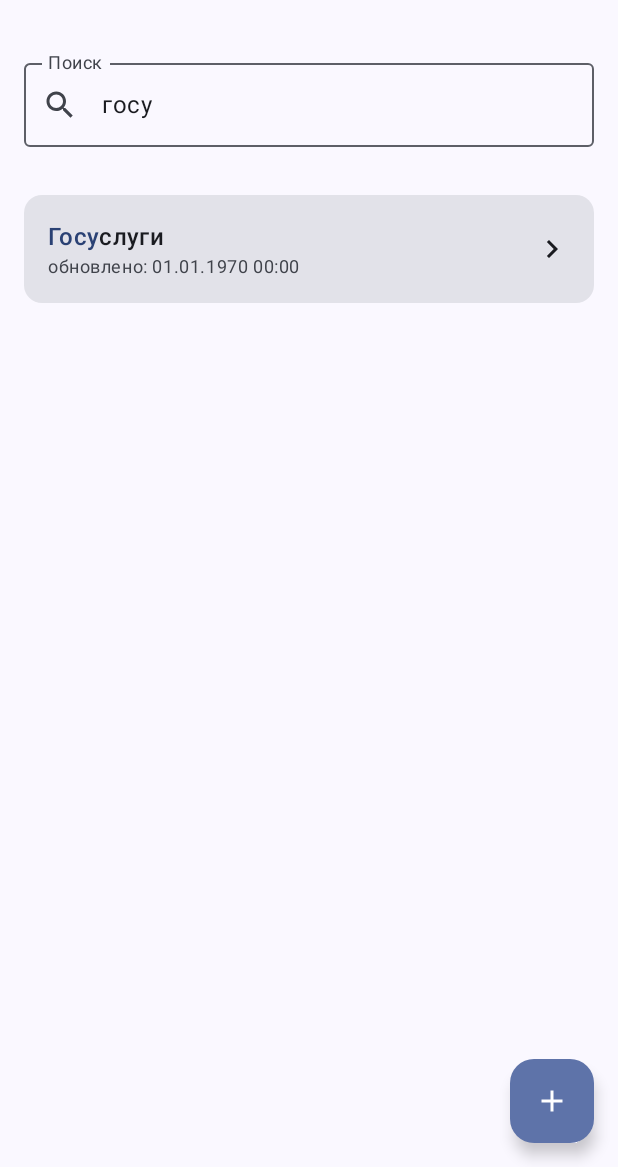
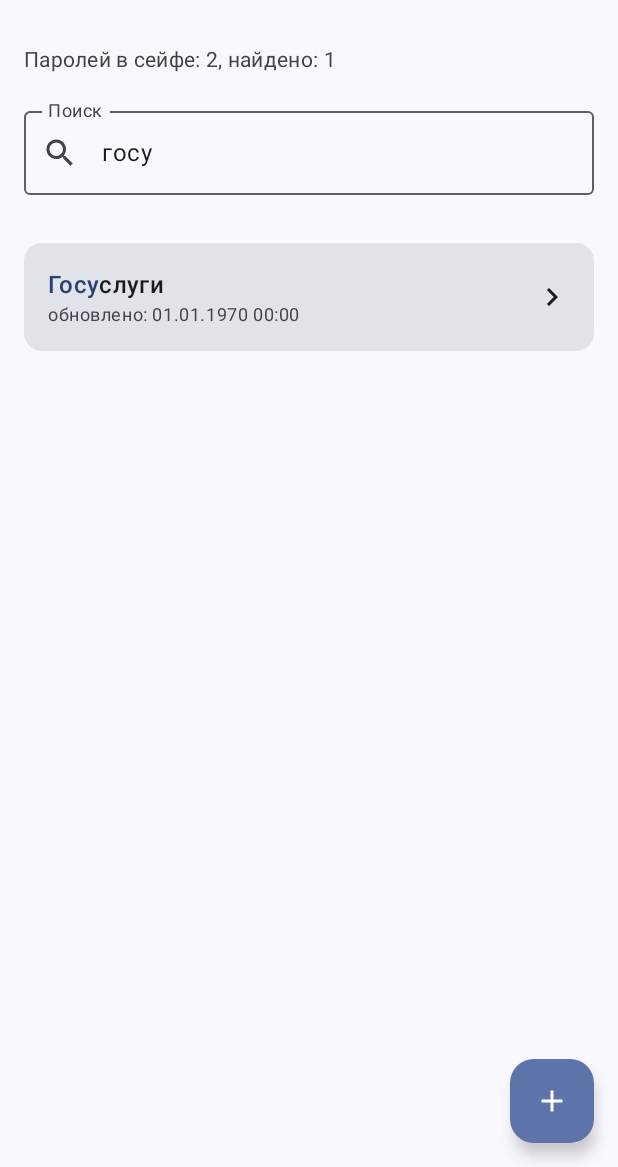
Before and after one commit to njuman-alex/PassVault, an Android app built with Jetpack Compose: the @Preview function ListSearchPreview, on a phone screen of 412 x 824 dp, the part 69-1236 px from its top. Run offline under Robolectric (Android 15) with nearby library versions, the phone set to English and light mode, and no system bars.

Commit message:
feat(ui): vault counter shows found-count while searching (Android/Desktop parity)

```diff
--- a/app/src/main/java/com/c0dex/passvault/ui/vault/VaultListScreen.kt
+++ b/app/src/main/java/com/c0dex/passvault/ui/vault/VaultListScreen.kt
@@ -79,6 +79,14 @@ fun VaultListContent(
         floatingActionButton = { FloatingActionButton(onClick = onAdd) { Icon(Icons.Default.Add, "Добавить") } }
     ) { pad ->
         Column(Modifier.padding(pad).fillMaxSize()) {
+            val filtered = state.items.filter { it.description.contains(state.query, ignoreCase = true) }
+            Text(
+                if (state.query.isEmpty()) "Паролей в сейфе: ${state.items.size}"
+                else "Паролей в сейфе: ${state.items.size}, найдено: ${filtered.size}",
+                style = MaterialTheme.typography.bodyMedium,
+                color = MaterialTheme.colorScheme.onSurfaceVariant,
+                modifier = Modifier.fillMaxWidth().padding(start = 16.dp, end = 16.dp, top = 12.dp)
+            )
             OutlinedTextField(
                 value = state.query,
                 onValueChange = onQuery,
@@ -87,7 +95,7 @@ fun VaultListContent(
                 singleLine = true,
                 modifier = Modifier.fillMaxWidth().padding(16.dp)
             )
-            val filtered = state.items.filter { it.description.contains(state.query, ignoreCase = true) }
+            //val filtered = state.items.filter { it.description.contains(state.query, ignoreCase = true) }
             if (filtered.isEmpty()) {
                 Box(Modifier.fillMaxSize(), contentAlignment = Alignment.Center) {
                     Text(
```
Also changed, not shown: desktop/src/main/java/com/c0dex/desktop/ui/vault/ListPane.kt (+9 -1 lines).
